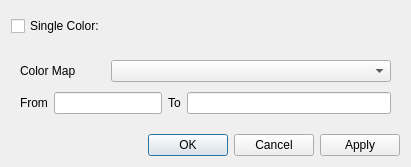
The window that mfixgui/uifiles/color_map.ui (truongd8593/mfix) describes before a commit, drawn with Qt 5.
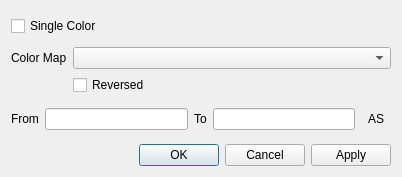
The same window after the commit. Custom widgets are drawn as their Qt base class.

What changed in the file:
```diff
--- a/mfixgui/uifiles/color_map.ui
+++ b/mfixgui/uifiles/color_map.ui
@@ -6,8 +6,8 @@
    <rect>
     <x>0</x>
     <y>0</y>
-    <width>411</width>
-    <height>167</height>
+    <width>402</width>
+    <height>177</height>
    </rect>
   </property>
   <property name="windowTitle">
@@ -39,7 +39,7 @@
       </sizepolicy>
      </property>
      <property name="text">
-      <string>Single Color:</string>
+      <string>Single Color</string>
      </property>
     </widget>
    </item>
@@ -59,28 +59,66 @@
    <item row="1" column="0" colspan="3">
     <widget class="QWidget" name="widget_color_map" native="true">
      <layout class="QGridLayout" name="gridLayout">
-      <item row="2" column="1" colspan="2">
-       <widget class="LineEdit" name="lineedit_from"/>
-      </item>
-      <item row="2" column="4">
-       <widget class="LineEdit" name="lineedit_to"/>
-      </item>
-      <item row="2" column="0">
-       <widget class="QLabel" name="label_2">
-        <property name="text">
-         <string>From</string>
-        </property>
+      <property name="margin">
+       <number>0</number>
+      </property>
+      <item row="7" column="0" colspan="2">
+       <widget class="QWidget" name="widget" native="true">
+        <layout class="QGridLayout" name="gridLayout_3">
+         <property name="margin">
+          <number>0</number>
+         </property>
+         <item row="0" column="0">
+          <widget class="QLabel" name="label_2">
+           <property name="text">
+            <string>From</string>
+           </property>
+          </widget>
+         </item>
+         <item row="0" column="1">
+          <widget class="LineEdit" name="lineedit_from"/>
+         </item>
+         <item row="0" column="2">
+          <widget class="QLabel" name="label_3">
+           <property name="text">
+            <string>To</string>
+           </property>
+          </widget>
+         </item>
+         <item row="0" column="3">
+          <widget class="LineEdit" name="lineedit_to"/>
+         </item>
+         <item row="0" column="4">
+          <widget class="QToolButton" name="toolbutton_auto_scale">
+           <property name="toolTip">
+            <string>Auto Scale</string>
+           </property>
+           <property name="text">
+            <string>AS</string>
+           </property>
+           <property name="autoRaise">
+            <bool>true</bool>
+           </property>
+          </widget>
+         </item>
+        </layout>
        </widget>
       </item>
-      <item row="2" column="3">
-       <widget class="QLabel" name="label_3">
+      <item row="2" column="1">
+       <widget class="QCheckBox" name="checkbox_reversed">
         <property name="text">
-         <string>To</string>
+         <string>Reversed</string>
         </property>
        </widget>
       </item>
-      <item row="0" column="2" colspan="3">
+      <item row="1" column="1">
        <widget class="QComboBox" name="combobox_color_map">
+        <property name="sizePolicy">
+         <sizepolicy hsizetype="Expanding" vsizetype="Fixed">
+          <horstretch>0</horstretch>
+          <verstretch>0</verstretch>
+         </sizepolicy>
+        </property>
         <property name="iconSize">
          <size>
           <width>100</width>
@@ -89,8 +127,14 @@
         </property>
        </widget>
       </item>
-      <item row="0" column="0" colspan="2">
+      <item row="1" column="0">
        <widget class="QLabel" name="label">
+        <property name="sizePolicy">
+         <sizepolicy hsizetype="Maximum" vsizetype="Preferred">
+          <horstretch>0</horstretch>
+          <verstretch>0</verstretch>
+         </sizepolicy>
+        </property>
         <property name="text">
          <string>Color Map</string>
         </property>
```
Left out of the diff: 32 changed lines with no effect on the pictures.
